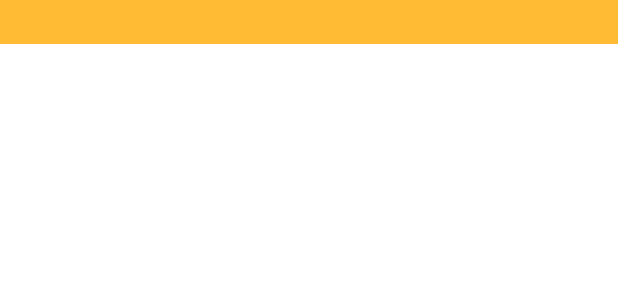
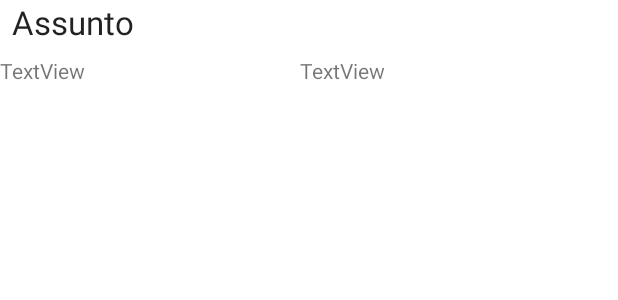
Before and after one commit to GabrielGoncalvesSousa/COMMOV2021, an Android app: the layout recyclerview_item.xml on its own in the app's theme, with its tools: preview values and no code run, on a phone screen of 412 x 824 dp. Shown: the top 300 px of the screen. Run offline under Robolectric (Android 15) with nearby library versions, the phone set to English and light mode, and no system bars.

Commit message:
Added Expandable Recycler View

```diff
--- a/CleanCity/app/src/main/java/gabriel/estg/cleancity/database/NoteDatabase.kt
+++ b/CleanCity/app/src/main/java/gabriel/estg/cleancity/database/NoteDatabase.kt
@@ -16,7 +16,7 @@
 import java.time.chrono.HijrahChronology
 import java.time.chrono.HijrahChronology.INSTANCE
 
-@Database(entities = [Note::class], version = 1, exportSchema = false)
+@Database(entities = [Note::class], version = 3, exportSchema = false)
 public abstract class NoteDatabase : RoomDatabase() {
 
     abstract fun noteDao(): NoteDao
@@ -70,7 +70,8 @@
                 "Cidade das couves",
                 "4213",
                 "3/21/2021",
-                "Ta tudo partido"
+                "Ta tudo partido",
+                false
             )
             noteDao.insert(note)
 
--- a/CleanCity/app/src/main/res/layout/recyclerview_item.xml
+++ b/CleanCity/app/src/main/res/layout/recyclerview_item.xml
@@ -1,13 +1,60 @@
 <?xml version="1.0" encoding="utf-8"?>
 <LinearLayout xmlns:android="http://schemas.android.com/apk/res/android"
+    xmlns:app="http://schemas.android.com/apk/res-auto"
+    xmlns:tools="http://schemas.android.com/tools"
+    android:layout_width="match_parent"
+    android:layout_height="wrap_content"
     android:orientation="vertical"
-    android:layout_width="match_parent"
-    android:layout_height="wrap_content">
+    android:id="@+id/linearLayout"
+    >
 
     <TextView
         android:id="@+id/subject"
         style="@style/word_title"
         android:layout_width="match_parent"
         android:layout_height="wrap_content"
-        />
+        android:text="Assunto"
+        app:layout_constraintBottom_toBottomOf="parent"
+        app:layout_constraintEnd_toEndOf="parent"
+        app:layout_constraintStart_toStartOf="parent"
+        app:layout_constraintTop_toTopOf="parent" />
+
+    <androidx.constraintlayout.widget.ConstraintLayout
+        android:id="@+id/expandable_layout"
+        android:layout_width="wrap_content"
+        android:layout_height="wrap_content"
+        android:visibility="visible">
+
+        <TextView
+            android:id="@+id/textView10"
+            android:layout_width="wrap_content"
+            android:layout_height="wrap_content"
+            android:layout_marginStart="200dp"
+            android:layout_marginLeft="200dp"
+            android:text="TextView"
+
+            app:layout_constraintBottom_toBottomOf="parent"
+            app:layout_constraintEnd_toEndOf="parent"
+            app:layout_constraintHorizontal_bias="0.0"
+            app:layout_constraintStart_toStartOf="parent"
+            app:layout_constraintTop_toTopOf="parent"
+            app:layout_constraintVertical_bias="0.0" />
+
+
+        <TextView
+            android:id="@+id/textView9"
+            android:layout_width="wrap_content"
+            android:layout_height="wrap_content"
+            android:layout_alignParentRight="false"
+            android:text="TextView"
+            app:layout_constraintBottom_toBottomOf="parent"
+            app:layout_constraintEnd_toStartOf="@+id/textView10"
+            app:layout_constraintHorizontal_bias="0.0"
+            app:layout_constraintStart_toStartOf="parent"
+            app:layout_constraintTop_toTopOf="parent"
+            app:layout_constraintVertical_bias="0.0" />
+
+    </androidx.constraintlayout.widget.ConstraintLayout>
+
+
 </LinearLayout>
--- a/CleanCity/app/src/main/res/values/styles.xml
+++ b/CleanCity/app/src/main/res/values/styles.xml
@@ -3,7 +3,6 @@
     <style name="word_title">
         <item name="android:layout_marginBottom">8dp</item>
         <item name="android:paddingLeft">8dp</item>
-        <item name="android:background">@android:color/holo_orange_light</item>
         <item name="android:textAppearance">@android:style/TextAppearance.Large</item>
     </style>
 </resources>
```
Also changed, not shown: CleanCity/app/src/main/java/gabriel/estg/cleancity/adapters/NoteListAdapter.kt (+17 -2 lines), CleanCity/app/src/main/java/gabriel/estg/cleancity/database/entities/Note.kt (+8 -7 lines).
